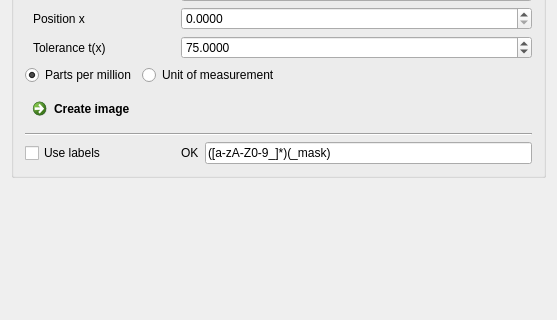
This is Plugins/org.mitk.gui.qt.m2.Data/src/internal/m2Data.ui in m2aia/m2aia as Qt 5 draws it before an edit; both pictures show x 0 to 557 and y 334 to 654 of the 557 by 782 pixel window. The edited form follows.
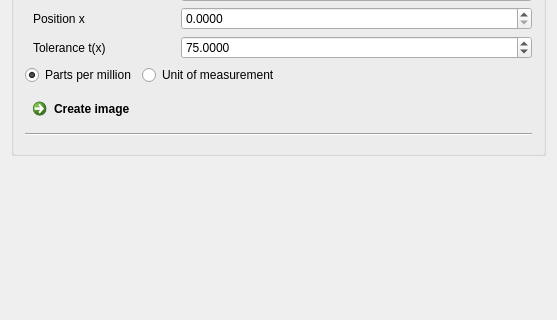
This is the edited form. Custom widgets are drawn as their Qt base class.

Patch:
```diff
--- a/Plugins/org.mitk.gui.qt.m2.Data/src/internal/m2Data.ui
+++ b/Plugins/org.mitk.gui.qt.m2.Data/src/internal/m2Data.ui
@@ -713,58 +713,7 @@
       <item>
        <layout class="QHBoxLayout" name="horizontalLayout_14">
         <item>
-         <widget class="QCheckBox" name="chkBxUseMask">
-          <property name="sizePolicy">
-           <sizepolicy hsizetype="Preferred" vsizetype="Preferred">
-            <horstretch>0</horstretch>
-            <verstretch>0</verstretch>
-           </sizepolicy>
-          </property>
-          <property name="minimumSize">
-           <size>
-            <width>150</width>
-            <height>0</height>
-           </size>
-          </property>
-          <property name="maximumSize">
-           <size>
-            <width>150</width>
-            <height>16777215</height>
-           </size>
-          </property>
-          <property name="text">
-           <string>Use labels</string>
-          </property>
-          <property name="checked">
-           <bool>false</bool>
-          </property>
-         </widget>
-        </item>
-        <item>
-         <widget class="QLabel" name="labelTextRegexStatus">
-          <property name="styleSheet">
-           <string notr="true"/>
-          </property>
-          <property name="text">
-           <string>OK</string>
-          </property>
-         </widget>
-        </item>
-        <item>
-         <widget class="QLineEdit" name="maskSubstring">
-          <property name="toolTip">
-           <string>Regular expression used to decide wich child data node is selected as mask.</string>
-          </property>
-          <property name="inputMask">
-           <string/>
-          </property>
-          <property name="text">
-           <string>([a-zA-Z0-9_]*)(_mask)</string>
-          </property>
-          <property name="placeholderText">
-           <string/>
-          </property>
-         </widget>
+         <widget class="QmitkSingleNodeSelectionWidget" name="multiLabelImageSelection" native="true"/>
         </item>
        </layout>
       </item>
@@ -787,6 +736,14 @@
   </layout>
  </widget>
  <layoutdefault spacing="6" margin="11"/>
+ <customwidgets>
+  <customwidget>
+   <class>QmitkSingleNodeSelectionWidget</class>
+   <extends>QWidget</extends>
+   <header>QmitkSingleNodeSelectionWidget.h</header>
+   <container>1</container>
+  </customwidget>
+ </customwidgets>
  <resources/>
  <connections/>
 </ui>
```
